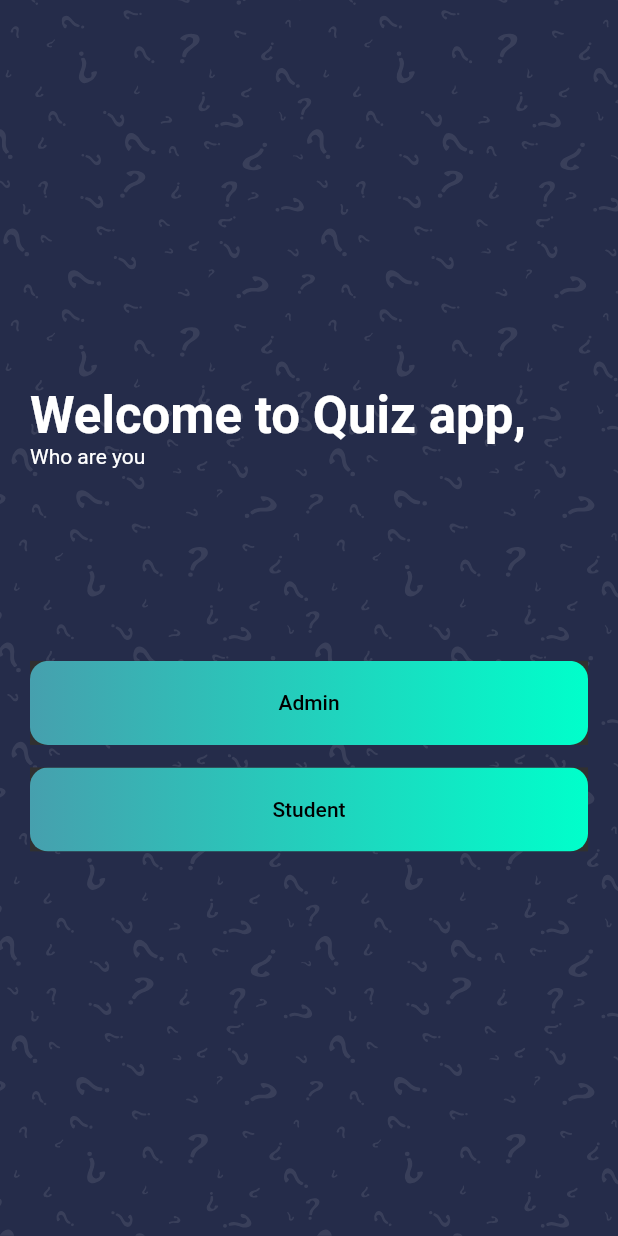
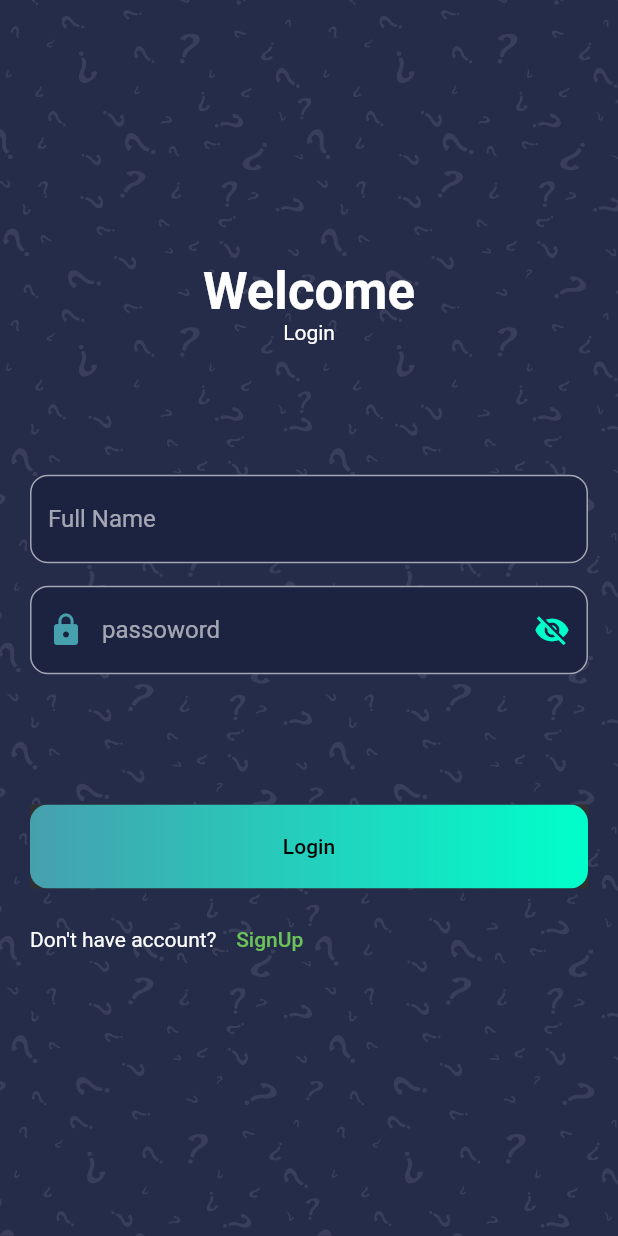
Before and after one commit to ragabelsayed/QuizApp, a Flutter app: the screen it shows after launch, after a tap on "Admin", on a phone screen of 412 x 824 dp. Run offline on Flutter 3.47's test engine with Material 2 defaults, Android fonts, the phone set to English and light mode, and no system bars; our stand-ins replace flutter_svg.

Commit message:
add login screen

```diff
--- a/quiz_app/lib/src/app.dart
+++ b/quiz_app/lib/src/app.dart
@@ -1,4 +1,5 @@
 import 'package:flutter/material.dart';
+import 'package:quiz_app/src/config/routes.dart';
 import 'screens/welcome/welcome_screen.dart';
 
 class MyApp extends StatelessWidget {
@@ -10,7 +11,8 @@ class MyApp extends StatelessWidget {
       title: 'Quiz Demo',
       debugShowCheckedModeBanner: false,
       theme: ThemeData.dark(),
-      home: WelcomeScreen(),
+      home: const WelcomeScreen(),
+      routes: AppRoutes.routes,
     );
   }
 }
--- a/quiz_app/lib/src/config/constants.dart
+++ b/quiz_app/lib/src/config/constants.dart
@@ -1,3 +1,19 @@
+import 'package:flutter/material.dart';
+import 'package:flutter/widgets.dart';
+import 'package:quiz_app/src/config/palette.dart';
+
 class AppConstants {
   static const double defaultPadding = 20.0;
+
+  static const OutlineInputBorder border = OutlineInputBorder(
+    borderRadius: BorderRadius.all(Radius.circular(12)),
+  );
+  static const OutlineInputBorder focusedBorder = OutlineInputBorder(
+    borderRadius: BorderRadius.all(Radius.circular(12)),
+    borderSide: BorderSide(color: Palette.kGreenColor),
+  );
+  static const OutlineInputBorder errorBorder = OutlineInputBorder(
+    borderRadius: BorderRadius.all(Radius.circular(12)),
+    borderSide: BorderSide(color: Palette.kRedColor),
+  );
 }
--- a/quiz_app/lib/src/config/palette.dart
+++ b/quiz_app/lib/src/config/palette.dart
@@ -6,6 +6,9 @@ class Palette {
   static const kRedColor = Color(0xFFE92E30);
   static const kGrayColor = Color(0xFFC1C1C1);
   static const kBlackColor = Color(0xFF101010);
+  static const backgroundColor = Color(0xFF1C2341);
+  static const primaryColor1 = Color(0xFF46A0AE);
+  static const primaryColor2 = Color(0xFF00FFCB);
   static const kPrimaryGradient = LinearGradient(
     colors: [Color(0xFF46A0AE), Color(0xFF00FFCB)],
     begin: Alignment.centerLeft,
--- a/quiz_app/lib/src/config/routes.dart
+++ b/quiz_app/lib/src/config/routes.dart
@@ -0,0 +1,10 @@
+import 'package:flutter/material.dart';
+import '../screens/login/login_screen.dart';
+import '../screens/welcome/welcome_screen.dart';
+
+class AppRoutes {
+  static final Map<String, WidgetBuilder> routes = {
+    WelcomeScreen.routName: (ctx) => const WelcomeScreen(),
+    LoginScreen.routName: (ctx) => const LoginScreen(),
+  };
+}
--- /dev/null
+++ b/quiz_app/lib/src/screens/login/login_screen.dart
@@ -0,0 +1,142 @@
+import 'package:flutter/material.dart';
+import 'package:flutter_svg/flutter_svg.dart';
+import '/src/widgets/rounded_btn.dart';
+import '../../config/constants.dart';
+import '../../config/palette.dart';
+
+class LoginScreen extends StatefulWidget {
+  static const routName = '/log_in';
+  const LoginScreen({Key? key}) : super(key: key);
+  @override
+  State<LoginScreen> createState() => _LoginScreenState();
+}
+
+class _LoginScreenState extends State<LoginScreen> {
+  final _formKey = GlobalKey<FormState>();
+
+  bool _isPassowrdVisible = true;
+  Map<String, String> _userData = {'name': '', 'password': ''};
+
+  Future<void> _saveForm() async {
+    final _isValid = _formKey.currentState!.validate();
+    if (_isValid) {
+      _formKey.currentState!.save();
+      try {} catch (e) {}
+    }
+  }
+
+  @override
+  Widget build(BuildContext context) {
+    return Scaffold(
+      body: Stack(
+        fit: StackFit.expand,
+        children: [
+          SvgPicture.asset(
+            'assets/icons/bg.svg',
+            fit: BoxFit.fill,
+          ),
+          SafeArea(
+            child: Padding(
+              padding: const EdgeInsets.symmetric(
+                  horizontal: AppConstants.defaultPadding),
+              child: Form(
+                key: _formKey,
+                child: Column(
+                  crossAxisAlignment: CrossAxisAlignment.center,
+                  children: [
+                    const Spacer(flex: 2),
+                    Text(
+                      'Welcome',
+                      style: Theme.of(context).textTheme.headline4?.copyWith(
+                          color: Colors.white, fontWeight: FontWeight.bold),
+                    ),
+                    const Text('Login'),
+                    const Spacer(),
+                    TextFormField(
+                      keyboardType: TextInputType.name,
+                      textInputAction: TextInputAction.next,
+                      decoration: const InputDecoration(
+                        filled: true,
+                        fillColor: Palette.backgroundColor,
+                        hintText: "Full Name",
+                        border: AppConstants.border,
+                        errorBorder: AppConstants.errorBorder,
+                        focusedBorder: AppConstants.focusedBorder,
+                      ),
+                      validator: (newValue) {
+                        if (newValue!.isEmpty) {
+                          return 'قُمْ بإدخال الإسم رجاءً';
+                        }
+                      },
+                      onSaved: (newValue) => _userData['name'] = newValue!,
+                    ),
+                    const SizedBox(height: 15),
+                    TextFormField(
+                      keyboardType: TextInputType.visiblePassword,
+                      textInputAction: TextInputAction.done,
+                      obscureText: _isPassowrdVisible,
+                      decoration: InputDecoration(
+                        fillColor: Palette.backgroundColor,
+                        filled: true,
+                        prefixIcon: const Icon(
+                          Icons.lock,
+                          color: Palette.primaryColor1,
+                        ),
+                        hintText: 'passoword',
+                        suffixIcon: IconButton(
+                          icon: _isPassowrdVisible
+                              ? const Icon(
+                                  Icons.visibility_off,
+                                  color: Palette.primaryColor2,
+                                )
+                              : const Icon(
+                                  Icons.visibility,
+                                  color: Palette.primaryColor2,
+                                ),
+                          onPressed: () => setState(
+                            () => _isPassowrdVisible = !_isPassowrdVisible,
+                          ),
+                        ),
+                        border: AppConstants.border,
+                        errorBorder: AppConstants.errorBorder,
+                        focusedBorder: AppConstants.focusedBorder,
+                      ),
+                      validator: (newValue) {
+                        if (newValue!.isEmpty) {
+                          return 'قُمْ بإدخال كلمة السر رجاءً';
+                        }
+                        if (newValue.length <= 4) {
+                          return 'كلمة السر أقل من 4 حروف';
+                        }
+                      },
+                      onSaved: (newValue) => _userData['password'] = newValue!,
+                    ),
+                    const Spacer(),
+                    RoundedBtn(
+                      text: 'Login',
+                      padding: AppConstants.defaultPadding,
+                      onPress: () => _saveForm(),
+                    ),
+                    const SizedBox(height: 10),
+                    Row(
+                      children: [
+                        const Text("Don't have account? "),
+                        TextButton(
+                          onPressed: () {},
+                          style: TextButton.styleFrom(
+                              primary: Palette.kGreenColor),
+                          child: const Text('SignUp'),
+                        )
+                      ],
+                    ),
+                    const Spacer(flex: 2),
+                  ],
+                ),
+              ),
+            ),
+          ),
+        ],
+      ),
+    );
+  }
+}
--- a/quiz_app/lib/src/screens/welcome/welcome_screen.dart
+++ b/quiz_app/lib/src/screens/welcome/welcome_screen.dart
@@ -1,9 +1,12 @@
 import 'package:flutter/material.dart';
+import 'package:flutter/widgets.dart';
 import 'package:flutter_svg/flutter_svg.dart';
+import 'package:quiz_app/src/screens/login/login_screen.dart';
 import 'package:quiz_app/src/widgets/rounded_btn.dart';
 import '/src/config/constants.dart';
 
 class WelcomeScreen extends StatelessWidget {
+  static const routName = 'welcome';
   const WelcomeScreen({Key? key}) : super(key: key);
 
   @override
@@ -31,11 +34,11 @@ class WelcomeScreen extends StatelessWidget {
                 const Text('Who are you'),
                 const Spacer(),
                 RoundedBtn(
-                    text: 'Admin',
-                    padding: AppConstants.defaultPadding,
-                    onPress: () {
-                      print(1);
-                    }),
+                  text: 'Admin',
+                  padding: AppConstants.defaultPadding,
+                  onPress: () =>
+                      Navigator.pushNamed(context, LoginScreen.routName),
+                ),
                 const SizedBox(height: 15),
                 RoundedBtn(
                     text: 'Student',
@@ -52,56 +55,3 @@ class WelcomeScreen extends StatelessWidget {
     );
   }
 }
-
-
-//  SafeArea(
-//             child: Padding(
-//               padding: const EdgeInsets.symmetric(
-//                   horizontal: AppConstants.defaultPadding),
-//               child: Column(
-//                 crossAxisAlignment: CrossAxisAlignment.start,
-//                 children: [
-//                   const Spacer(flex: 2), //2/6
-//                   Text(
-//                     "Let's Play Quiz,",
-//                     style: Theme.of(context).textTheme.headline4?.copyWith(
-//                         color: Colors.white, fontWeight: FontWeight.bold),
-//                   ),
-//                   const Text("Enter your informations below"),
-//                   const Spacer(), // 1/6
-//                   const TextField(
-//                     decoration: InputDecoration(
-//                       filled: true,
-//                       fillColor: Color(0xFF1C2341),
-//                       hintText: "Full Name",
-//                       border: OutlineInputBorder(
-//                         borderRadius: BorderRadius.all(Radius.circular(12)),
-//                       ),
-//                     ),
-//                   ),
-//                   const Spacer(), // 1/6
-//                   InkWell(
-//                     onTap: () {},
-//                     child: Container(
-//                       width: double.infinity,
-//                       alignment: Alignment.center,
-//                       padding: const EdgeInsets.all(
-//                           AppConstants.defaultPadding * 0.75), // 15
-//                       decoration: const BoxDecoration(
-//                         gradient: Palette.kPrimaryGradient,
-//                         borderRadius: BorderRadius.all(Radius.circular(12)),
-//                       ),
-//                       child: Text(
-//                         "Lets Start Quiz",
-//                         style: Theme.of(context)
-//                             .textTheme
-//                             .button
-//                             ?.copyWith(color: Colors.black),
-//                       ),
-//                     ),
-//                   ),
-//                   const Spacer(flex: 2), // it will take 2/6 spaces
-//                 ],
-//               ),
-//             ),
-//           ),
```
